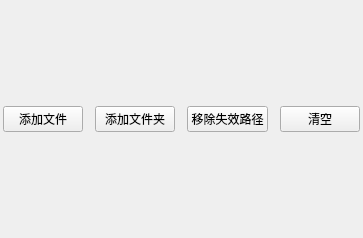
First picture: the form in components/widget_search_list/res/search_list.ui, repository PPJUST/ComicDup, before the edit.
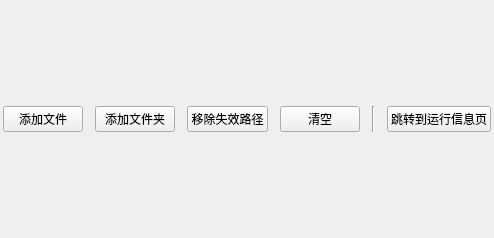
Second picture: the form after the edit.

Commit message: 优化：新增一个按钮，可以跳转到运行信息页

```diff
--- a/components/widget_search_list/res/search_list.ui
+++ b/components/widget_search_list/res/search_list.ui
@@ -6,7 +6,7 @@
    <rect>
     <x>0</x>
     <y>0</y>
-    <width>325</width>
+    <width>492</width>
     <height>238</height>
    </rect>
   </property>
@@ -62,6 +62,26 @@
        </property>
       </widget>
      </item>
+     <item>
+      <widget class="Line" name="line">
+       <property name="orientation">
+        <enum>Qt::Orientation::Vertical</enum>
+       </property>
+      </widget>
+     </item>
+     <item>
+      <widget class="QPushButton" name="pushButton_jump_to_info_page">
+       <property name="sizePolicy">
+        <sizepolicy hsizetype="Preferred" vsizetype="Fixed">
+         <horstretch>0</horstretch>
+         <verstretch>0</verstretch>
+        </sizepolicy>
+       </property>
+       <property name="text">
+        <string>跳转到运行信息页</string>
+       </property>
+      </widget>
+     </item>
      <item>
       <spacer name="horizontalSpacer">
        <property name="orientation">
```
The commit also changes 4 other files.
